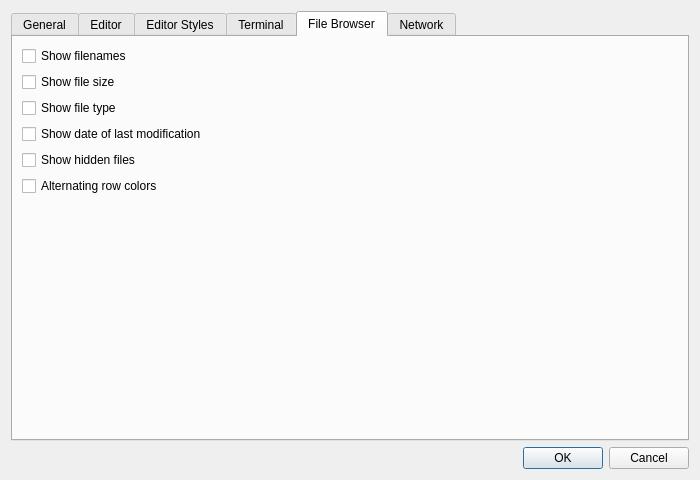
Above: libgui/src/settings-dialog.ui from ctaggart/octave before the change. Below: the same form after it.
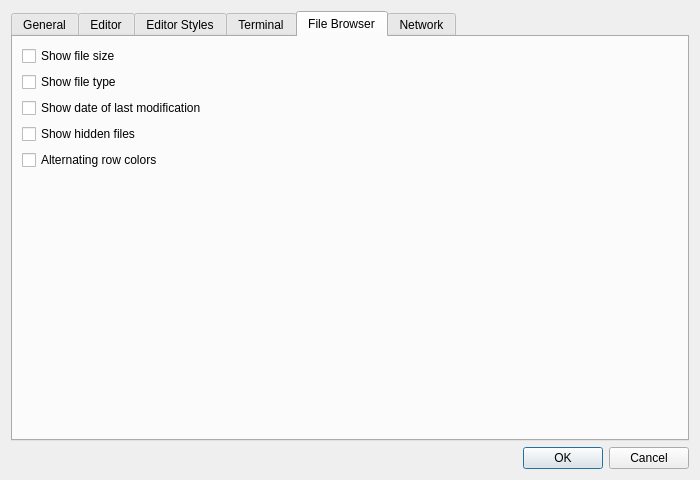
That is the form after the change. The open tabs and pages were chosen to show the change.

Commit message:
gui: always show file names in file dock widget
* files-dockwidget.cc(constructor): do not hide any columns, this is done in
  notice_settings
* files-dockwidget.cc(notice_settings: always show file names, only other
  columns can be hidden by the settings
* settings-dialog.cc(constructor,write_settings): remove reading and writing
  the setting for showing the file name
* settings-dialog.ui: remove the check box for showing file names

Diff of the .ui file:
```diff
--- a/libgui/src/settings-dialog.ui
+++ b/libgui/src/settings-dialog.ui
@@ -402,13 +402,6 @@
        <string>File Browser</string>
       </attribute>
       <layout class="QVBoxLayout" name="verticalLayout_3">
-       <item>
-        <widget class="QCheckBox" name="showFilenames">
-         <property name="text">
-          <string>Show filenames</string>
-         </property>
-        </widget>
-       </item>
        <item>
         <widget class="QCheckBox" name="showFileSize">
          <property name="text">
```
The commit also changes 2 other files.
